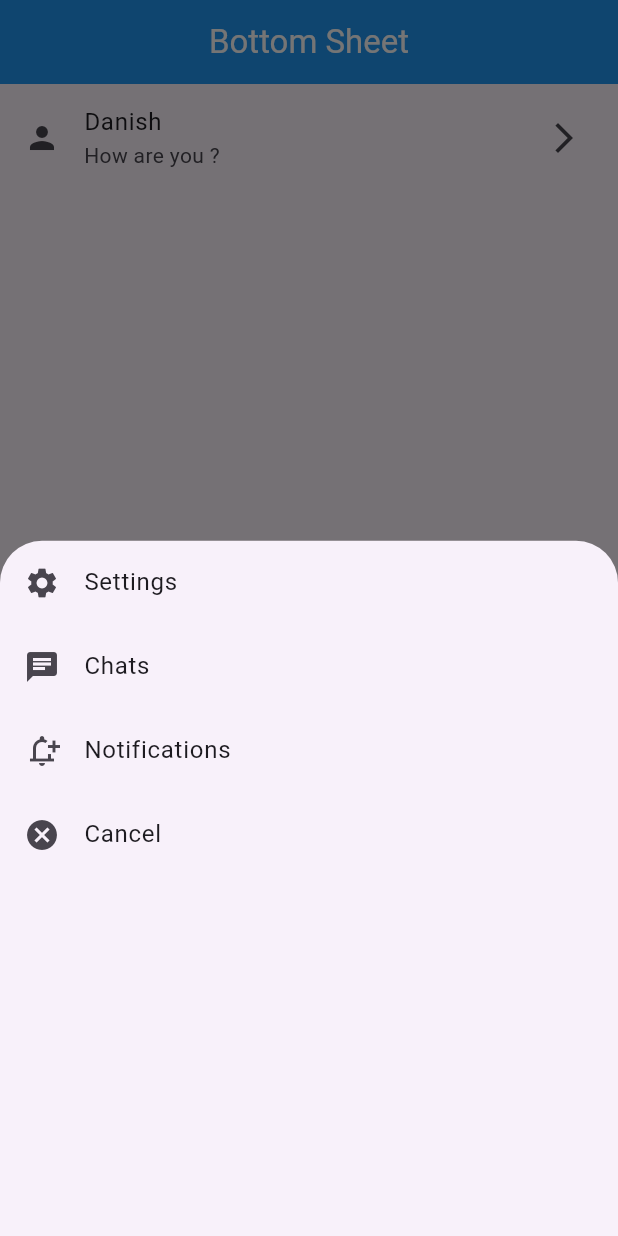
After one commit to AbRehman536/Flutter_sec_9, a Flutter app: the screen it shows after launch, after a tap on "Danish", on a phone screen of 412 x 824 dp. The commit adds this screen. Run offline on Flutter 3.47's test engine with Material 3 defaults, Android fonts, the light colour scheme and no system bars.

Commit message:
Bottom Sheet done

```diff
--- /dev/null
+++ b/lib/bottom_sheet.dart
@@ -0,0 +1,56 @@
+import 'package:flutter/material.dart';
+import 'package:flutter_sec_9/login_form.dart';
+
+class BottomSheetDemo extends StatelessWidget {
+  const BottomSheetDemo({super.key});
+
+  @override
+  Widget build(BuildContext context) {
+    return Scaffold(
+      appBar: AppBar(
+        title: Text("Bottom Sheet"),
+        backgroundColor: Colors.blue,
+        foregroundColor: Colors.white,
+        centerTitle: true,
+      ),
+      body: ListTile(
+        onTap: (){
+          showModalBottomSheet(
+              context: context,
+              builder: (BuildContext context) {
+                return Column(children: [
+                  ListTile(
+                    leading: Icon(Icons.settings),
+                    title: Text("Settings"),
+                    onTap: (){
+                      Navigator.push(context, MaterialPageRoute(builder: (context)=> LoginForm()));
+                    },
+                  ),
+                  ListTile(
+                    leading: Icon(Icons.chat),
+                    title: Text("Chats"),
+                  ),
+                  ListTile(
+                    leading: Icon(Icons.notification_add_outlined),
+                    title: Text("Notifications"),
+                  ),
+                  ListTile(
+                    leading: Icon(Icons.cancel),
+                    title: Text("Cancel"),
+                    onTap: (){
+                      Navigator.pop(context);
+                    },
+                  ),
+                ],);
+              },
+              );
+
+        },
+        leading: Icon(Icons.person),
+        title: Text("Danish"),
+        subtitle: Text("How are you ?"),
+        trailing: Icon(Icons.arrow_forward_ios),
+      )
+    );
+  }
+}
--- a/lib/main.dart
+++ b/lib/main.dart
@@ -1,5 +1,6 @@
 import 'package:flutter/material.dart';
 import 'package:flutter_sec_9/assets_images.dart';
+import 'package:flutter_sec_9/bottom_sheet.dart';
 import 'package:flutter_sec_9/floating_action_button.dart';
 import 'package:flutter_sec_9/floating_action_button_extended.dart';
 import 'package:flutter_sec_9/listTile_demo.dart';
@@ -42,7 +43,7 @@ class MyApp extends StatelessWidget {
         // tested with just a hot reload.
         colorScheme: ColorScheme.fromSeed(seedColor: Colors.deepPurple),
       ),
-      home: MultipleSelectionDemo(),
+      home: BottomSheetDemo(),
     );
   }
 }
```
